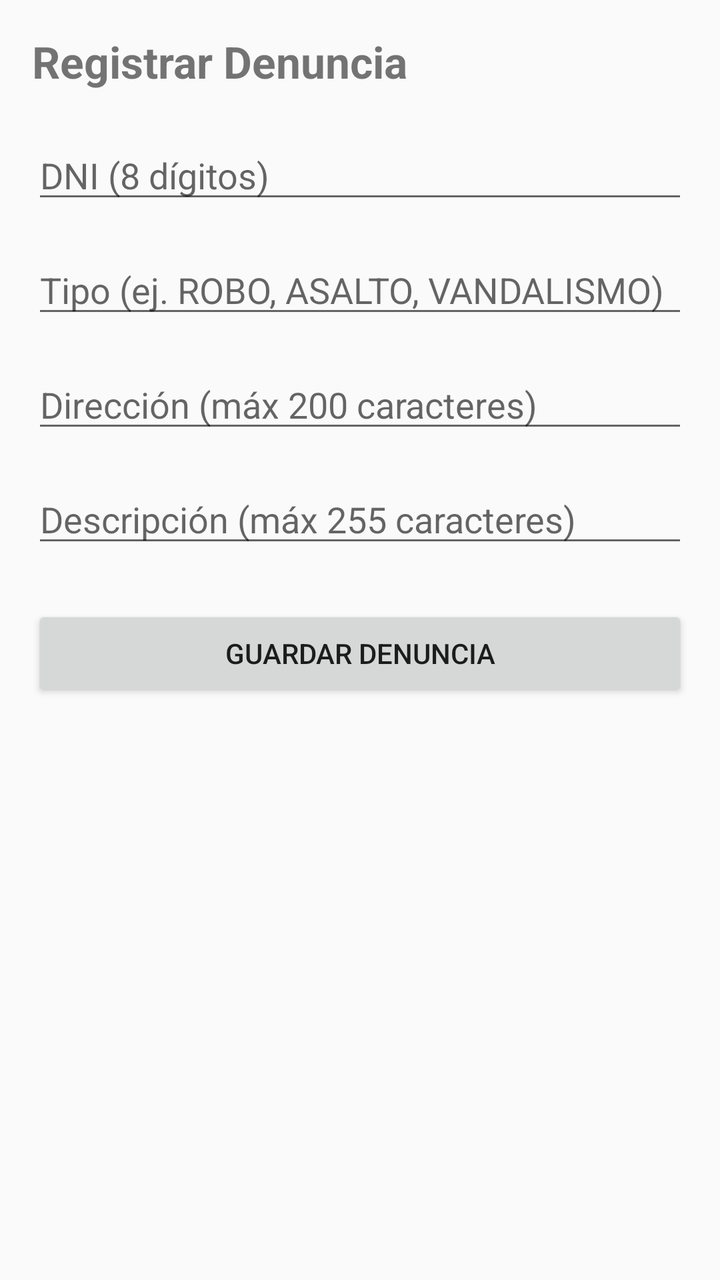
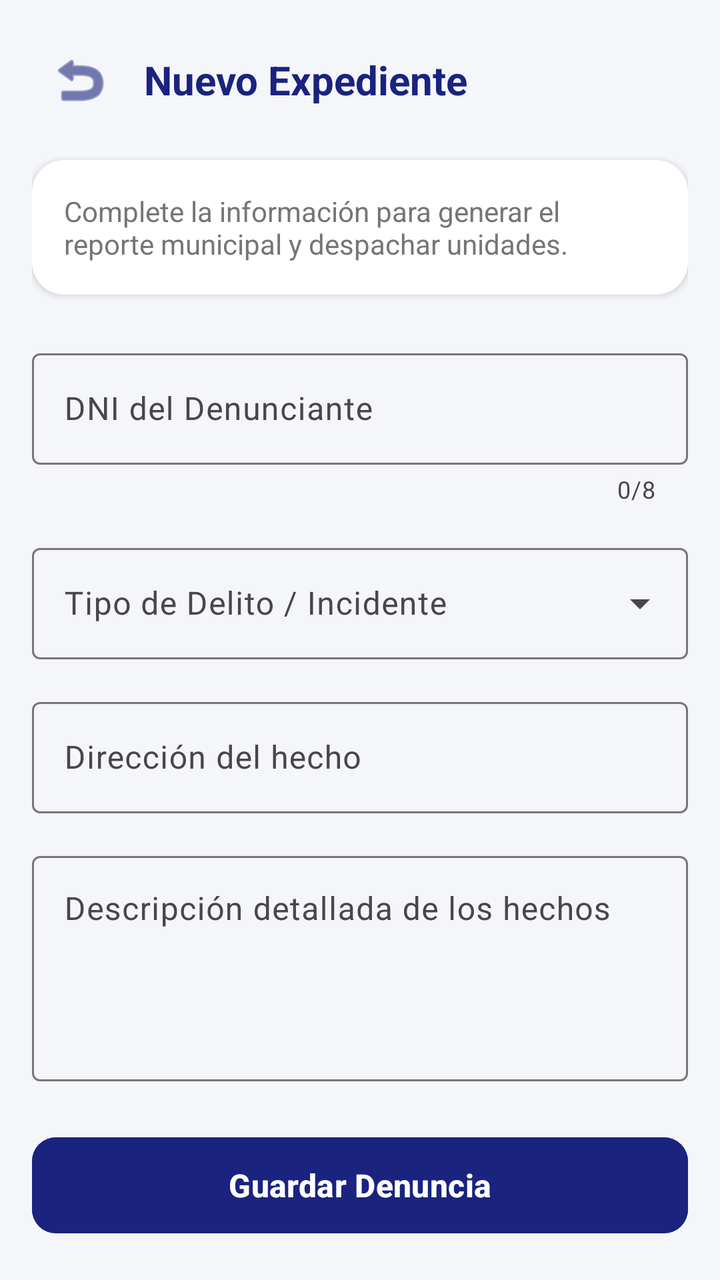

Compare the two renders of this Android layout. The source of the first and the diff that turns it into the second are given below.
<!-- AndroidManifest.xml: application theme Theme.AppParcial -->
<!-- res/layout/activity_registrar_denuncia.xml -->
<?xml version="1.0" encoding="utf-8"?>
<ScrollView xmlns:android="http://schemas.android.com/apk/res/android"
    android:layout_width="match_parent"
    android:layout_height="match_parent"
    android:fillViewport="true"
    android:padding="16dp">

    <LinearLayout
        android:layout_width="match_parent"
        android:layout_height="wrap_content"
        android:orientation="vertical">

        <TextView
            android:layout_width="wrap_content"
            android:layout_height="wrap_content"
            android:text="Registrar Denuncia"
            android:textSize="22sp"
            android:textStyle="bold"
            android:layout_marginBottom="20dp"/>

        <EditText
            android:id="@+id/etDni"
            android:layout_width="match_parent"
            android:layout_height="wrap_content"
            android:hint="DNI (8 dígitos)"
            android:inputType="number"
            android:maxLength="8"
            android:layout_marginBottom="16dp"/>

        <EditText
            android:id="@+id/etTipo"
            android:layout_width="match_parent"
            android:layout_height="wrap_content"
            android:hint="Tipo (ej. ROBO, ASALTO, VANDALISMO)"
            android:inputType="text"
            android:layout_marginBottom="16dp"/>

        <EditText
            android:id="@+id/etDireccion"
            android:layout_width="match_parent"
            android:layout_height="wrap_content"
            android:hint="Dirección (máx 200 caracteres)"
            android:maxLength="200"
            android:inputType="textPostalAddress"
            android:layout_marginBottom="16dp"/>

        <EditText
            android:id="@+id/etDescripcion"
            android:layout_width="match_parent"
            android:layout_height="wrap_content"
            android:hint="Descripción (máx 255 caracteres)"
            android:maxLength="255"
            android:inputType="textLongMessage"
            android:layout_marginBottom="24dp"/>

        <Button
            android:id="@+id/btnGuardar"
            android:layout_width="match_parent"
            android:layout_height="wrap_content"
            android:text="Guardar Denuncia"/>

    </LinearLayout>
</ScrollView>
<!-- resources referenced by this layout -->
<resources>
  <style name="Theme.AppParcial" parent="Theme.AppCompat.Light.NoActionBar" />
</resources>

<!-- the commit's change to res/layout/activity_registrar_denuncia.xml (unified diff, before → after) -->
@@ -1,63 +1,140 @@
 <?xml version="1.0" encoding="utf-8"?>
 <ScrollView xmlns:android="http://schemas.android.com/apk/res/android"
+    xmlns:app="http://schemas.android.com/apk/res-auto"
     android:layout_width="match_parent"
     android:layout_height="match_parent"
     android:fillViewport="true"
-    android:padding="16dp">
+    android:background="@color/surface_background">
 
     <LinearLayout
         android:layout_width="match_parent"
         android:layout_height="wrap_content"
-        android:orientation="vertical">
+        android:orientation="vertical"
+        android:padding="16dp">
 
-        <TextView
-            android:layout_width="wrap_content"
-            android:layout_height="wrap_content"
-            android:text="Registrar Denuncia"
-            android:textSize="22sp"
-            android:textStyle="bold"
-            android:layout_marginBottom="20dp"/>
-
-        <EditText
-            android:id="@+id/etDni"
+        
+        <LinearLayout
             android:layout_width="match_parent"
             android:layout_height="wrap_content"
-            android:hint="DNI (8 dígitos)"
-            android:inputType="number"
-            android:maxLength="8"
-            android:layout_marginBottom="16dp"/>
+            android:orientation="horizontal"
+            android:gravity="center_vertical"
+            android:layout_marginBottom="16dp">
 
-        <EditText
-            android:id="@+id/etTipo"
+            <ImageButton
+                android:id="@+id/btnBack"
+                android:layout_width="48dp"
+                android:layout_height="48dp"
+                android:background="?attr/selectableItemBackgroundBorderless"
+                android:src="@android:drawable/ic_menu_revert"
+                app:tint="@color/primary_blue"
+                android:contentDescription="Atrás"/>
+
+            <TextView
+                android:layout_width="wrap_content"
+                android:layout_height="wrap_content"
+                android:text="Nuevo Expediente"
+                android:textSize="20sp"
+                android:textStyle="bold"
+                android:textColor="@color/primary_blue"
+                android:layout_marginStart="8dp"/>
+        </LinearLayout>
+
+        <androidx.cardview.widget.CardView
             android:layout_width="match_parent"
             android:layout_height="wrap_content"
-            android:hint="Tipo (ej. ROBO, ASALTO, VANDALISMO)"
-            android:inputType="text"
-            android:layout_marginBottom="16dp"/>
+            app:cardBackgroundColor="@color/card_white"
+            app:cardCornerRadius="16dp"
+            app:cardElevation="2dp"
+            android:layout_marginBottom="24dp">
 
-        <EditText
-            android:id="@+id/etDireccion"
+            <TextView
+                android:layout_width="match_parent"
+                android:layout_height="wrap_content"
+                android:text="Complete la información para generar el reporte municipal y despachar unidades."
+                android:textSize="14sp"
+                android:textColor="@color/text_muted"
+                android:padding="16dp"/>
+        </androidx.cardview.widget.CardView>
+
+        
+        <com.google.android.material.textfield.TextInputLayout
+            style="@style/Widget.Material3.TextInputLayout.OutlinedBox"
             android:layout_width="match_parent"
             android:layout_height="wrap_content"
-            android:hint="Dirección (máx 200 caracteres)"
-            android:maxLength="200"
-            android:inputType="textPostalAddress"
-            android:layout_marginBottom="16dp"/>
+            android:hint="DNI del Denunciante"
+            app:counterEnabled="true"
+            app:counterMaxLength="8"
+            android:layout_marginBottom="16dp">
 
-        <EditText
-            android:id="@+id/etDescripcion"
+            <com.google.android.material.textfield.TextInputEditText
+                android:id="@+id/etDni"
+                android:layout_width="match_parent"
+                android:layout_height="wrap_content"
+                android:inputType="number"
+                android:maxLength="8"/>
+        </com.google.android.material.textfield.TextInputLayout>
+
+        
+        <com.google.android.material.textfield.TextInputLayout
+            style="@style/Widget.Material3.TextInputLayout.OutlinedBox.ExposedDropdownMenu"
             android:layout_width="match_parent"
             android:layout_height="wrap_content"
-            android:hint="Descripción (máx 255 caracteres)"
-            android:maxLength="255"
-            android:inputType="textLongMessage"
-            android:layout_marginBottom="24dp"/>
+            android:hint="Tipo de Delito / Incidente"
+            android:layout_marginBottom="16dp">
+
+            <AutoCompleteTextView
+                android:id="@+id/etTipo"
+                android:layout_width="match_parent"
+                android:layout_height="wrap_content"
+                android:inputType="none"
+                android:focusable="false"/>
+        </com.google.android.material.textfield.TextInputLayout>
+
+        
+        <com.google.android.material.textfield.TextInputLayout
+            style="@style/Widget.Material3.TextInputLayout.OutlinedBox"
+            android:layout_width="match_parent"
+            android:layout_height="wrap_content"
+            android:hint="Dirección del hecho"
+            android:layout_marginBottom="16dp">
+
+            <com.google.android.material.textfield.TextInputEditText
+                android:id="@+id/etDireccion"
+                android:layout_width="match_parent"
+                android:layout_height="wrap_content"
+                android:inputType="textPostalAddress"
+                android:maxLength="200"/>
+        </com.google.android.material.textfield.TextInputLayout>
+
+        
+        <com.google.android.material.textfield.TextInputLayout
+            style="@style/Widget.Material3.TextInputLayout.OutlinedBox"
+            android:layout_width="match_parent"
+            android:layout_height="wrap_content"
+            android:hint="Descripción detallada de los hechos"
+            android:layout_marginBottom="24dp">
+
+            <com.google.android.material.textfield.TextInputEditText
+                android:id="@+id/etDescripcion"
+                android:layout_width="match_parent"
+                android:layout_height="wrap_content"
+                android:inputType="textLongMessage|textMultiLine"
+                android:lines="4"
+                android:gravity="top|start"
+                android:maxLength="255"/>
+        </com.google.android.material.textfield.TextInputLayout>
 
         <Button
             android:id="@+id/btnGuardar"
             android:layout_width="match_parent"
-            android:layout_height="wrap_content"
-            android:text="Guardar Denuncia"/>
+            android:layout_height="56dp"
+            android:text="Guardar Denuncia"
+            android:textColor="@android:color/white"
+            android:backgroundTint="@color/primary_blue"
+            android:textAllCaps="false"
+            android:textStyle="bold"
+            android:textSize="16sp"
+            app:cornerRadius="12dp"/>
 
     </LinearLayout>
 </ScrollView>
<!-- resource entries referenced after the edit -->
@@ -1,5 +1,9 @@
 <!-- resources referenced by this layout -->
 <resources>
-  <style name="Theme.AppParcial" parent="Theme.AppCompat.Light.NoActionBar" />
+  <color name="card_white">#FFFFFF</color>
+  <color name="primary_blue">#1A237E</color>
+  <color name="surface_background">#F4F6F9</color>
+  <color name="text_muted">#757575</color>
+  <style name="Theme.AppParcial" parent="Theme.Material3.DayNight.NoActionBar" />
 </resources>
 
